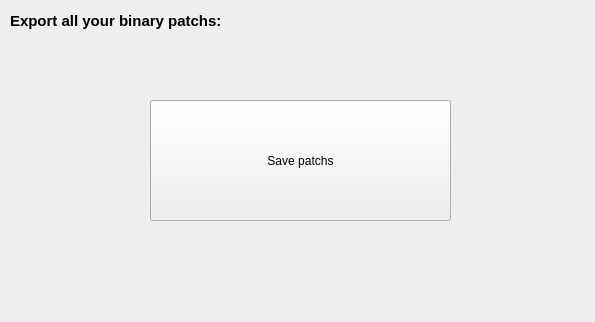
Old version of the form debuggerwidgets/patchs/exportpatchs.ui in the repository keowu/koidbg.
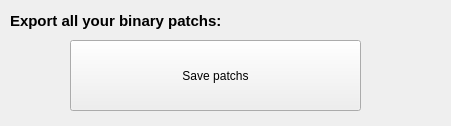
New version of the form.

The edit to the form file:
```diff
--- a/debuggerwidgets/patchs/exportpatchs.ui
+++ b/debuggerwidgets/patchs/exportpatchs.ui
@@ -6,8 +6,8 @@
    <rect>
     <x>0</x>
     <y>0</y>
-    <width>595</width>
-    <height>322</height>
+    <width>451</width>
+    <height>126</height>
    </rect>
   </property>
   <property name="windowTitle">
@@ -36,10 +36,10 @@
    <widget class="QPushButton" name="btnExportPatchs">
     <property name="geometry">
      <rect>
-      <x>150</x>
-      <y>100</y>
-      <width>301</width>
-      <height>121</height>
+      <x>70</x>
+      <y>40</y>
+      <width>291</width>
+      <height>71</height>
      </rect>
     </property>
     <property name="text">
```
